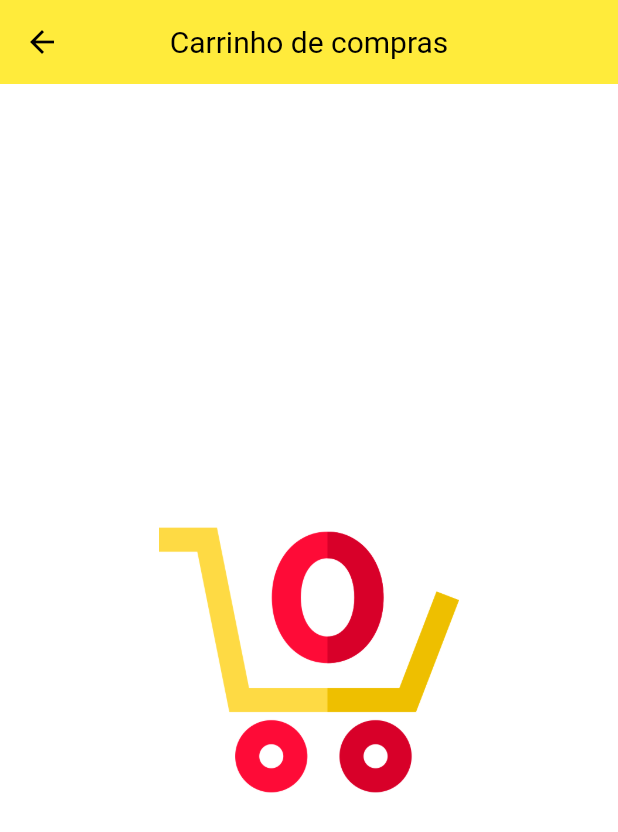
After one commit to Leokrindges/mobx_clone_mercado_livre, a Flutter app: the screen it shows after launch, after a tap on an icon or button, on a phone screen of 412 x 824 dp. The commit adds this screen. Shown: the top 832 px of the screen. Run offline on Flutter 3.47's test engine with Material 3 defaults, Android fonts, the phone set to English and light mode, and no system bars.

Commit message:
feat: add ShoppingCart page and update CartIconWithBadge to navigate to it

```diff
--- a/lib/main.dart
+++ b/lib/main.dart
@@ -18,6 +18,9 @@ class MyApp extends StatelessWidget {
         appBarTheme: AppBarTheme(
           backgroundColor: Colors.yellow,
           foregroundColor: Colors.white,
+          titleTextStyle: TextStyle(color: Colors.black, fontSize: 20),
+          centerTitle: true,
+          iconTheme: IconThemeData(color: Colors.black),
         ),
         floatingActionButtonTheme: FloatingActionButtonThemeData(
           backgroundColor: Colors.yellow,
--- /dev/null
+++ b/lib/pages/shopping_cart.dart
@@ -0,0 +1,20 @@
+import 'package:flutter/material.dart';
+
+class ShoppingCart extends StatelessWidget {
+  const ShoppingCart({super.key});
+
+  @override
+  Widget build(BuildContext context) {
+    return Scaffold(
+      appBar: AppBar(
+        title: Text(
+          'Carrinho de compras',
+          style: TextStyle(color: Colors.black),
+        ),
+      ),
+      body: Center(
+        child: Image.asset('assets/images/empty_cart.png', width: 200),
+      ),
+    );
+  }
+}
--- a/lib/widgets/cart_icon_with_badge.dart
+++ b/lib/widgets/cart_icon_with_badge.dart
@@ -1,4 +1,5 @@
 import 'package:flutter/material.dart';
+import 'package:mobx_clone_mercado_livre/pages/shopping_cart.dart';
 
 class CartIconWithBadge extends StatelessWidget {
   final int itemCount;
@@ -6,7 +7,11 @@ class CartIconWithBadge extends StatelessWidget {
 
   @override
   Widget build(BuildContext context) {
-    return Stack(
+    return InkWell(
+      onTap: () => Navigator.of(
+        context,
+      ).push(MaterialPageRoute(builder: (context) => const ShoppingCart())),
+      child: Stack(
         children: [
           Icon(Icons.shopping_cart_outlined, color: Colors.black, size: 30),
           Positioned(
@@ -30,6 +35,7 @@ class CartIconWithBadge extends StatelessWidget {
             ),
           ),
         ],
+      ),
     );
   }
 }
```
Lines whose indentation alone changed are shown as unchanged.
